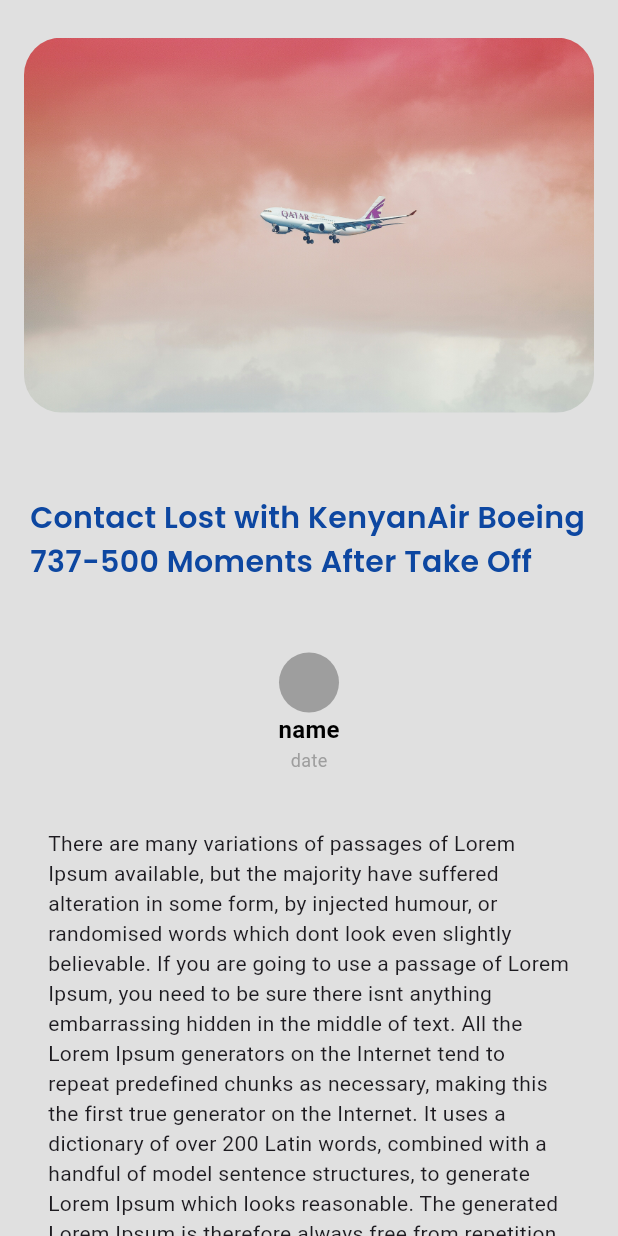
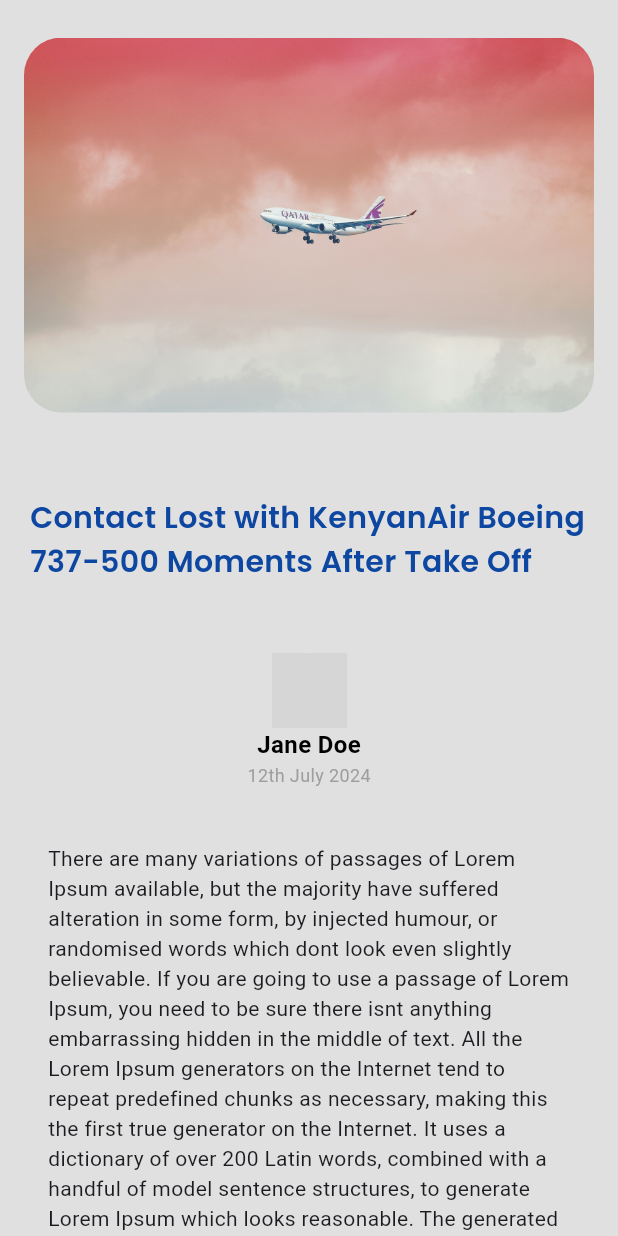
Before and after one commit to josephwatunu123/news_app, a Flutter app: the screen it shows after launch, after a tap on "Contact Lost with KenyanAir Boeing 737-5", on a phone screen of 412 x 824 dp. Run offline on Flutter 3.47's test engine with Material 3 defaults, Android fonts, the phone set to English and light mode, and no system bars; grey boxes are pictures that could not be loaded.

Commit message:
removing debug banner

```diff
--- a/lib/Article.dart
+++ b/lib/Article.dart
@@ -6,6 +6,7 @@ class Article extends StatelessWidget{
   @override
   Widget build(BuildContext context){
     return MaterialApp(
+      debugShowCheckedModeBanner: false,
       home: Scaffold(
         backgroundColor: Colors.grey[300],
         body: Center(
@@ -17,7 +18,7 @@ class Article extends StatelessWidget{
                 ImageSection(image: 'images/plane.jpg'),
                 SizedBox(height: 10,),
                 ArticleTitle(title: 'Contact Lost with KenyanAir Boeing 737-500 Moments After Take Off'),
-                AuthorSectionContext(name: 'name', date: 'date'),
+                AuthorSectionContext(name: 'Jane Doe', date: '12th July 2024'),
                 SizedBox(height: 5,),
                 TextSection(description: 'There are many variations of passages of Lorem Ipsum available, but the majority have suffered alteration in some form, by injected humour, or randomised words which dont look even slightly believable. If you are going to use a passage of Lorem Ipsum,'
                     ' you need to be sure there isnt anything embarrassing hidden in the middle of text. All the Lorem Ipsum generators on the Internet tend to repeat predefined chunks as necessary, making this the first true generator on the Internet. It uses a dictionary of over 200 Latin words, combined with a handful of model sentence structures, to generate Lorem Ipsum which looks reasonable. The generated Lorem Ipsum is therefore always free from repetition, injected humour, or non-characteristic words etc.')
@@ -66,8 +67,8 @@ class AuthorSectionContext extends StatelessWidget{
       mainAxisAlignment: MainAxisAlignment.start,
       children: [
         CircleAvatar(
-          radius: 20,
-          backgroundColor: Colors.grey,
+          radius: 25,
+          backgroundImage: AssetImage('images/persona.jpg'),
         ),
         const SizedBox(width: 8),
         Column(
--- a/lib/homepage.dart
+++ b/lib/homepage.dart
@@ -8,6 +8,7 @@ class HomePage extends StatelessWidget {
   @override
   Widget build(BuildContext context) {
     return MaterialApp(
+      debugShowCheckedModeBanner: false,
       home: Scaffold(
         backgroundColor: Colors.grey[300],
         body: Center(
@@ -61,7 +62,7 @@ class TopStory extends StatelessWidget {
             Expanded(child: Container(
               padding: EdgeInsets.all(10),
               decoration: BoxDecoration(
-                image: DecorationImage(image: AssetImage('images/plane.jpg') ,fit: BoxFit.cover),
+                image: DecorationImage(image: AssetImage(image) ,fit: BoxFit.cover),
                 borderRadius: BorderRadius.circular(25),
               ),
             )),
@@ -139,7 +140,7 @@ class FeaturedStory extends StatelessWidget {
           Container(
             width: 150,
             decoration: BoxDecoration(
-              image: DecorationImage(image: AssetImage('images/plane.jpg') ,fit: BoxFit.cover),
+              image: DecorationImage(image: AssetImage('images/powerplant.jpg') ,fit: BoxFit.cover),
               borderRadius: BorderRadius.circular(12),
             ),
           ),
```
Also changed, not shown: images/car.jpg (added), images/powerplant.jpg (added), 1 other file.
